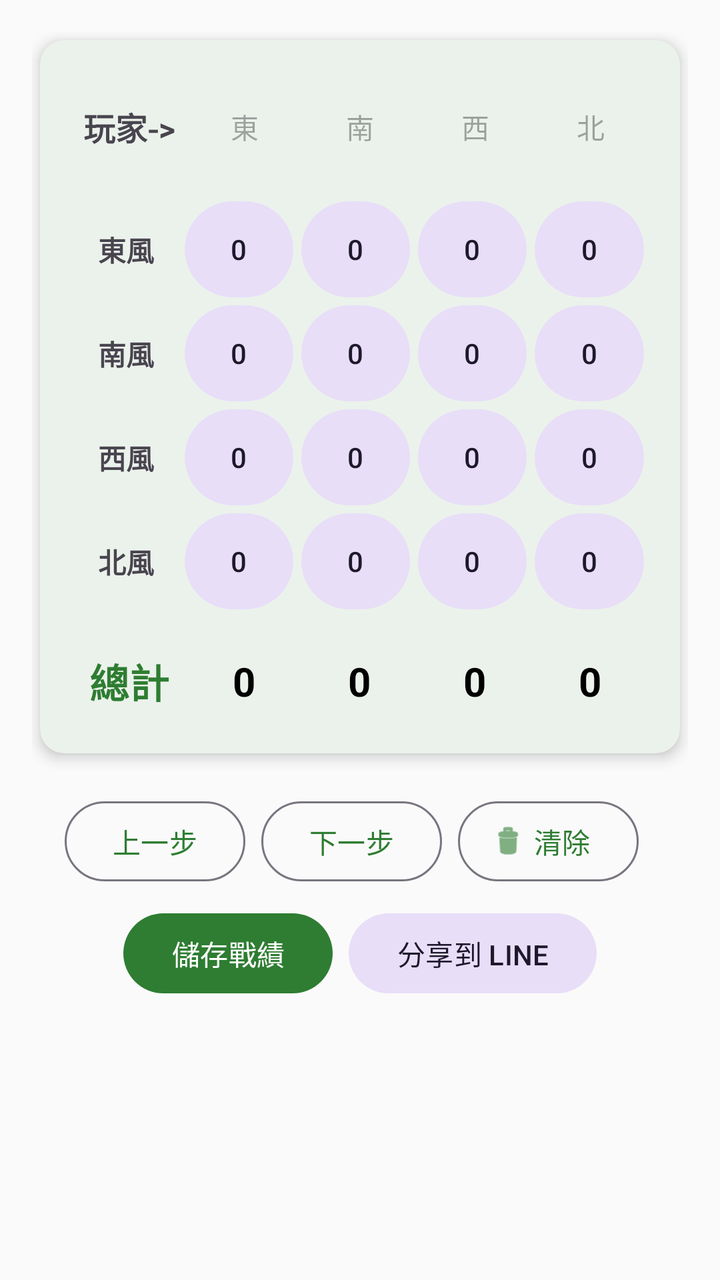
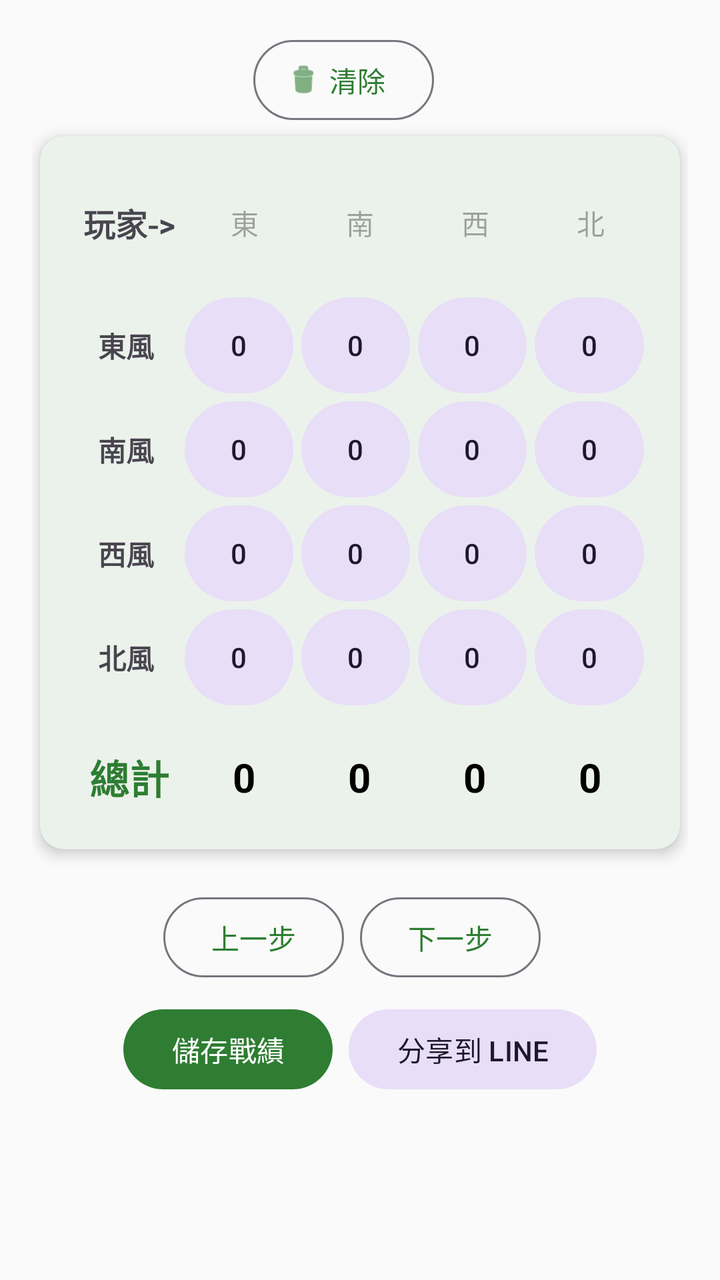

Before-and-after screenshots of an Android layout around one commit, followed by the original layout XML and the change that was made.
<!-- AndroidManifest.xml: application theme Theme.MahjongScroeBoard -->
<!-- res/layout/fragment_first.xml -->
<?xml version="1.0" encoding="utf-8"?>
<androidx.core.widget.NestedScrollView xmlns:android="http://schemas.android.com/apk/res/android"
    xmlns:app="http://schemas.android.com/apk/res-auto"
    xmlns:tools="http://schemas.android.com/tools"
    android:layout_width="match_parent"
    android:layout_height="match_parent"
    android:background="?android:colorBackground"
    android:fillViewport="true"
    tools:context=".FirstFragment">

    <LinearLayout
        android:layout_width="match_parent"
        android:layout_height="wrap_content"
        android:orientation="vertical"
        android:padding="16dp"
        android:gravity="center_horizontal">

        <com.google.android.material.card.MaterialCardView
            android:id="@+id/score_card"
            android:layout_width="match_parent"
            android:layout_height="wrap_content"
            android:layout_margin="4dp"
            app:cardCornerRadius="12dp"
            app:cardElevation="4dp"
            app:strokeWidth="0dp">

            <LinearLayout
                android:layout_width="match_parent"
                android:layout_height="wrap_content"
                android:orientation="vertical"
                android:padding="16dp">

                
                <LinearLayout
                    android:layout_width="match_parent"
                    android:layout_height="wrap_content"
                    android:orientation="horizontal"
                    android:gravity="center_vertical"
                    android:baselineAligned="false">

                    <TextView
                        android:id="@+id/textview_1_1"
                        android:layout_width="0dp"
                        android:layout_height="wrap_content"
                        android:layout_weight="1"
                        android:text="玩家->"
                        android:textSize="16sp"
                        android:textStyle="bold"
                        android:gravity="center"/>

                    <com.google.android.material.textfield.TextInputLayout
                        android:layout_width="0dp"
                        android:layout_height="wrap_content"
                        android:layout_weight="1"
                        app:boxBackgroundMode="none"
                        app:hintEnabled="false">
                        <com.google.android.material.textfield.TextInputEditText
                            android:id="@+id/edittext_player1"
                            android:layout_width="match_parent"
                            android:layout_height="wrap_content"
                            android:textAlignment="center"
                            android:textSize="14sp"
                            android:textColor="@color/black"
                            android:hint="東"
                            android:background="@null"/>
                    </com.google.android.material.textfield.TextInputLayout>

                    <com.google.android.material.textfield.TextInputLayout
                        android:layout_width="0dp"
                        android:layout_height="wrap_content"
                        android:layout_weight="1"
                        app:boxBackgroundMode="none"
                        app:hintEnabled="false">
                        <com.google.android.material.textfield.TextInputEditText
                            android:id="@+id/edittext_player2"
                            android:layout_width="match_parent"
                            android:layout_height="wrap_content"
                            android:textAlignment="center"
                            android:textSize="14sp"
                            android:textColor="@color/black"
                            android:hint="南"
                            android:background="@null"/>
                    </com.google.android.material.textfield.TextInputLayout>

                    <com.google.android.material.textfield.TextInputLayout
                        android:layout_width="0dp"
                        android:layout_height="wrap_content"
                        android:layout_weight="1"
                        app:boxBackgroundMode="none"
                        app:hintEnabled="false">
                        <com.google.android.material.textfield.TextInputEditText
                            android:id="@+id/edittext_player3"
                            android:layout_width="match_parent"
                            android:layout_height="wrap_content"
                            android:textAlignment="center"
                            android:textSize="14sp"
                            android:textColor="@color/black"
                            android:hint="西"
                            android:background="@null"/>
                    </com.google.android.material.textfield.TextInputLayout>

                    <com.google.android.material.textfield.TextInputLayout
                        android:layout_width="0dp"
                        android:layout_height="wrap_content"
                        android:layout_weight="1"
                        app:boxBackgroundMode="none"
                        app:hintEnabled="false">
                        <com.google.android.material.textfield.TextInputEditText
                            android:id="@+id/edittext_player4"
                            android:layout_width="match_parent"
                            android:layout_height="wrap_content"
                            android:textAlignment="center"
                            android:textSize="14sp"
                            android:textColor="@color/black"
                            android:hint="北"
                            android:background="@null"/>
                    </com.google.android.material.textfield.TextInputLayout>
                </LinearLayout>

                
                <LinearLayout
                    android:layout_width="match_parent"
                    android:layout_height="wrap_content"
                    android:orientation="horizontal"
                    android:gravity="center_vertical"
                    android:layout_marginTop="8dp">

                    <TextView android:id="@+id/textview_2_1" android:text="東風" android:textSize="14sp" android:textStyle="bold" android:gravity="center" android:layout_width="0dp" android:layout_weight="1" android:layout_height="wrap_content"/>
                    <Button android:id="@+id/button_2_2" android:text="0" style="@style/Widget.Material3.Button.TonalButton" android:layout_width="0dp" android:layout_weight="1" android:layout_height="wrap_content" android:layout_margin="2dp" android:padding="0dp" android:insetTop="0dp" android:insetBottom="0dp"/>
                    <Button android:id="@+id/button_2_3" android:text="0" style="@style/Widget.Material3.Button.TonalButton" android:layout_width="0dp" android:layout_weight="1" android:layout_height="wrap_content" android:layout_margin="2dp" android:padding="0dp" android:insetTop="0dp" android:insetBottom="0dp"/>
                    <Button android:id="@+id/button_2_4" android:text="0" style="@style/Widget.Material3.Button.TonalButton" android:layout_width="0dp" android:layout_weight="1" android:layout_height="wrap_content" android:layout_margin="2dp" android:padding="0dp" android:insetTop="0dp" android:insetBottom="0dp"/>
                    <Button android:id="@+id/button_2_5" android:text="0" style="@style/Widget.Material3.Button.TonalButton" android:layout_width="0dp" android:layout_weight="1" android:layout_height="wrap_content" android:layout_margin="2dp" android:padding="0dp" android:insetTop="0dp" android:insetBottom="0dp"/>
                </LinearLayout>

                
                <LinearLayout
                    android:layout_width="match_parent"
                    android:layout_height="wrap_content"
                    android:orientation="horizontal"
                    android:gravity="center_vertical">

                    <TextView android:id="@+id/textview_3_1" android:text="南風" android:textSize="14sp" android:textStyle="bold" android:gravity="center" android:layout_width="0dp" android:layout_weight="1" android:layout_height="wrap_content"/>
                    <Button android:id="@+id/button_3_2" android:text="0" style="@style/Widget.Material3.Button.TonalButton" android:layout_width="0dp" android:layout_weight="1" android:layout_height="wrap_content" android:layout_margin="2dp" android:padding="0dp" android:insetTop="0dp" android:insetBottom="0dp"/>
                    <Button android:id="@+id/button_3_3" android:text="0" style="@style/Widget.Material3.Button.TonalButton" android:layout_width="0dp" android:layout_weight="1" android:layout_height="wrap_content" android:layout_margin="2dp" android:padding="0dp" android:insetTop="0dp" android:insetBottom="0dp"/>
                    <Button android:id="@+id/button_3_4" android:text="0" style="@style/Widget.Material3.Button.TonalButton" android:layout_width="0dp" android:layout_weight="1" android:layout_height="wrap_content" android:layout_margin="2dp" android:padding="0dp" android:insetTop="0dp" android:insetBottom="0dp"/>
                    <Button android:id="@+id/button_3_5" android:text="0" style="@style/Widget.Material3.Button.TonalButton" android:layout_width="0dp" android:layout_weight="1" android:layout_height="wrap_content" android:layout_margin="2dp" android:padding="0dp" android:insetTop="0dp" android:insetBottom="0dp"/>
                </LinearLayout>

                
                <LinearLayout
                    android:layout_width="match_parent"
                    android:layout_height="wrap_content"
                    android:orientation="horizontal"
                    android:gravity="center_vertical">
                    <TextView android:id="@+id/textview_4_1" android:text="西風" android:textSize="14sp" android:textStyle="bold" android:gravity="center" android:layout_width="0dp" android:layout_weight="1" android:layout_height="wrap_content"/>
                    <Button android:id="@+id/button_4_2" android:text="0" style="@style/Widget.Material3.Button.TonalButton" android:layout_width="0dp" android:layout_weight="1" android:layout_height="wrap_content" android:layout_margin="2dp" android:padding="0dp" android:insetTop="0dp" android:insetBottom="0dp"/>
                    <Button android:id="@+id/button_4_3" android:text="0" style="@style/Widget.Material3.Button.TonalButton" android:layout_width="0dp" android:layout_weight="1" android:layout_height="wrap_content" android:layout_margin="2dp" android:padding="0dp" android:insetTop="0dp" android:insetBottom="0dp"/>
                    <Button android:id="@+id/button_4_4" android:text="0" style="@style/Widget.Material3.Button.TonalButton" android:layout_width="0dp" android:layout_weight="1" android:layout_height="wrap_content" android:layout_margin="2dp" android:padding="0dp" android:insetTop="0dp" android:insetBottom="0dp"/>
                    <Button android:id="@+id/button_4_5" android:text="0" style="@style/Widget.Material3.Button.TonalButton" android:layout_width="0dp" android:layout_weight="1" android:layout_height="wrap_content" android:layout_margin="2dp" android:padding="0dp" android:insetTop="0dp" android:insetBottom="0dp"/>
                </LinearLayout>

                
                <LinearLayout
                    android:layout_width="match_parent"
                    android:layout_height="wrap_content"
                    android:orientation="horizontal"
                    android:gravity="center_vertical">
                    <TextView android:id="@+id/textview_5_1" android:text="北風" android:textSize="14sp" android:textStyle="bold" android:gravity="center" android:layout_width="0dp" android:layout_weight="1" android:layout_height="wrap_content"/>
                    <Button android:id="@+id/button_5_2" android:text="0" style="@style/Widget.Material3.Button.TonalButton" android:layout_width="0dp" android:layout_weight="1" android:layout_height="wrap_content" android:layout_margin="2dp" android:padding="0dp" android:insetTop="0dp" android:insetBottom="0dp"/>
                    <Button android:id="@+id/button_5_3" android:text="0" style="@style/Widget.Material3.Button.TonalButton" android:layout_width="0dp" android:layout_weight="1" android:layout_height="wrap_content" android:layout_margin="2dp" android:padding="0dp" android:insetTop="0dp" android:insetBottom="0dp"/>
                    <Button android:id="@+id/button_5_4" android:text="0" style="@style/Widget.Material3.Button.TonalButton" android:layout_width="0dp" android:layout_weight="1" android:layout_height="wrap_content" android:layout_margin="2dp" android:padding="0dp" android:insetTop="0dp" android:insetBottom="0dp"/>
                    <Button android:id="@+id/button_5_5" android:text="0" style="@style/Widget.Material3.Button.TonalButton" android:layout_width="0dp" android:layout_weight="1" android:layout_height="wrap_content" android:layout_margin="2dp" android:padding="0dp" android:insetTop="0dp" android:insetBottom="0dp"/>
                </LinearLayout>

                
                <LinearLayout
                    android:baselineAligned="false"
                    android:layout_width="match_parent"
                    android:layout_height="40sp"
                    android:orientation="horizontal"
                    android:gravity="center_vertical"
                    android:layout_marginTop="14dp">

                    <TextView android:id="@+id/textview_6_1" android:text="總計" android:textSize="20sp" android:textStyle="bold" android:textColor="?attr/colorPrimary" android:gravity="center" android:layout_width="0dp" android:layout_weight="1" android:layout_height="wrap_content"/>
                    <TextView android:id="@+id/total_2" android:text="0" android:textSize="20sp" android:textStyle="bold" android:textAlignment="center" android:textColor="@color/black" android:layout_width="0dp" android:layout_weight="1" android:layout_height="40sp" android:gravity="center"/>
                    <TextView android:id="@+id/total_3" android:text="0" android:textSize="20sp" android:textStyle="bold" android:textAlignment="center" android:textColor="@color/black" android:layout_width="0dp" android:layout_weight="1" android:layout_height="40sp" android:gravity="center"/>
                    <TextView android:id="@+id/total_4" android:text="0" android:textSize="20sp" android:textStyle="bold" android:textAlignment="center" android:textColor="@color/black" android:layout_width="0dp" android:layout_weight="1" android:layout_height="40sp" android:gravity="center"/>
                    <TextView android:id="@+id/total_5" android:text="0" android:textSize="20sp" android:textStyle="bold" android:textAlignment="center" android:textColor="@color/black" android:layout_width="0dp" android:layout_weight="1" android:layout_height="40sp" android:gravity="center"/>
                </LinearLayout>

            </LinearLayout>
        </com.google.android.material.card.MaterialCardView>

        <LinearLayout
            android:layout_width="match_parent"
            android:layout_height="wrap_content"
            android:orientation="horizontal"
            android:gravity="center"
            android:layout_marginTop="16dp">

            <Button
                android:id="@+id/undo_button"
                android:layout_width="wrap_content"
                android:layout_height="wrap_content"
                android:text="上一步"
                style="@style/Widget.Material3.Button.OutlinedButton"
                android:layout_marginEnd="8dp"/>

            <Button
                android:id="@+id/redo_button"
                android:layout_width="wrap_content"
                android:layout_height="wrap_content"
                android:text="下一步"
                style="@style/Widget.Material3.Button.OutlinedButton"
                android:layout_marginEnd="8dp"/>

            <Button
                android:id="@+id/clear_button"
                android:layout_width="wrap_content"
                android:layout_height="wrap_content"
                android:text="清除"
                style="@style/Widget.Material3.Button.OutlinedButton.Icon"
                app:icon="@android:drawable/ic_menu_delete"
                 android:layout_marginEnd="8dp"/>
        </LinearLayout>

        <LinearLayout
             android:layout_width="match_parent"
             android:layout_height="wrap_content"
             android:orientation="horizontal"
             android:gravity="center"
             android:layout_marginTop="8dp">

            <Button
                android:id="@+id/save_button"
                android:layout_width="wrap_content"
                android:layout_height="wrap_content"
                android:text="儲存戰績"
                style="@style/Widget.Material3.Button"
                android:layout_marginEnd="8dp"/>

            <Button
                android:id="@+id/share_line_button"
                android:layout_width="wrap_content"
                android:layout_height="wrap_content"
                android:text="@string/share_to_line"
                style="@style/Widget.Material3.Button.TonalButton"/>
         </LinearLayout>

    </LinearLayout>
</androidx.core.widget.NestedScrollView>
<!-- resources referenced by this layout -->
<resources>
  <color name="black">#FF000000</color>
  <string name="share_to_line">分享到 LINE</string>
  <style name="Theme.MahjongScroeBoard" parent="Base.Theme.MahjongScroeBoard" />
  <style name="Base.Theme.MahjongScroeBoard" parent="Theme.Material3.DayNight.NoActionBar">
          
          <item name="colorPrimary">@color/green_primary</item>
          <item name="colorPrimaryVariant">@color/green_dark</item>
          <item name="colorOnPrimary">@color/white</item>
          
          <item name="colorSecondary">@color/gold_accent</item>
          <item name="colorSecondaryVariant">@color/gold_dark</item>
          <item name="colorOnSecondary">@color/black</item>
          
          <item name="android:colorBackground">@color/surface_cream</item>
          <item name="colorSurface">@color/surface_card</item>
          <item name="colorOnSurface">@color/text_primary</item>
          <item name="colorError">@color/red_error</item>
          
          <item name="android:windowLightStatusBar">true</item>
          <item name="android:statusBarColor">@color/surface_cream</item>
      </style>
  <color name="green_primary">#2E7D32</color>
  <color name="green_dark">#1B5E20</color>
  <color name="white">#FFFFFFFF</color>
  <color name="gold_accent">#FFD000</color>
  <color name="gold_dark">#FBC02D</color>
  <color name="surface_cream">#FAFAFA</color>
  <color name="surface_card">#FFFFFF</color>
  <color name="text_primary">#212121</color>
  <color name="red_error">#B00020</color>
</resources>

<!-- the commit's change to res/layout/fragment_first.xml (unified diff, before → after) -->
@@ -15,6 +15,15 @@
         android:padding="16dp"
         android:gravity="center_horizontal">
 
+        <Button
+            android:id="@+id/clear_button"
+            android:layout_width="wrap_content"
+            android:layout_height="wrap_content"
+            android:text="清除"
+            style="@style/Widget.Material3.Button.OutlinedButton.Icon"
+            app:icon="@android:drawable/ic_menu_delete"
+            android:layout_marginEnd="8dp"/>
+
         <com.google.android.material.card.MaterialCardView
             android:id="@+id/score_card"
             android:layout_width="match_parent"
@@ -214,14 +223,6 @@
                 style="@style/Widget.Material3.Button.OutlinedButton"
                 android:layout_marginEnd="8dp"/>
 
-            <Button
-                android:id="@+id/clear_button"
-                android:layout_width="wrap_content"
-                android:layout_height="wrap_content"
-                android:text="清除"
-                style="@style/Widget.Material3.Button.OutlinedButton.Icon"
-                app:icon="@android:drawable/ic_menu_delete"
-                 android:layout_marginEnd="8dp"/>
         </LinearLayout>
 
         <LinearLayout
